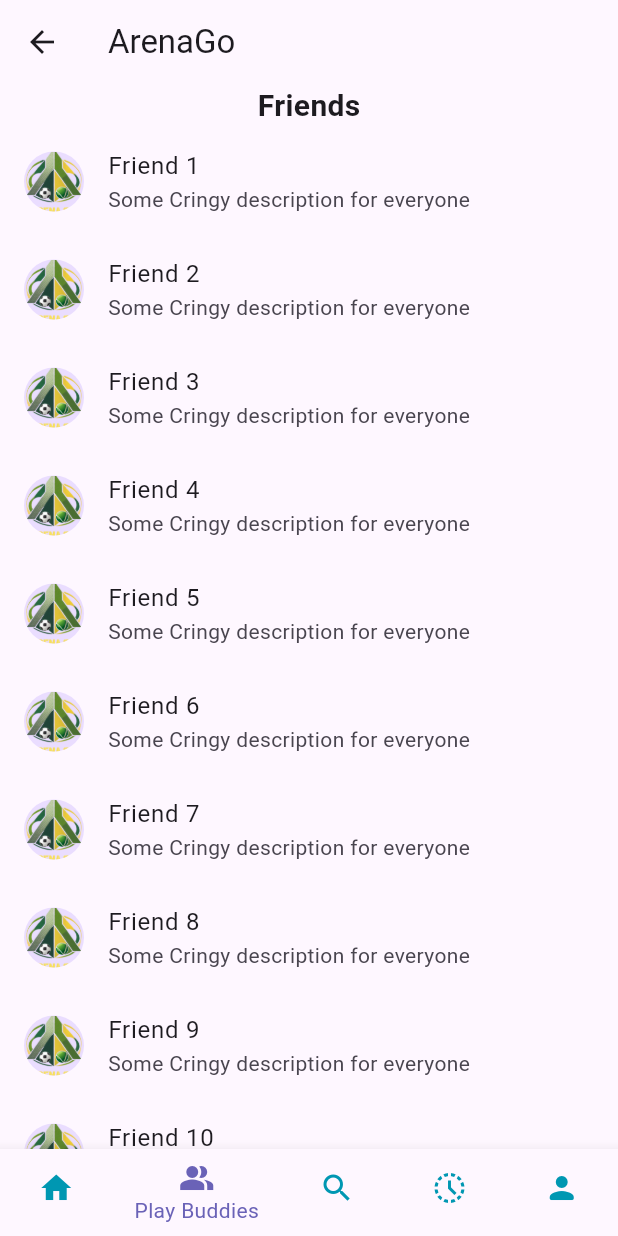
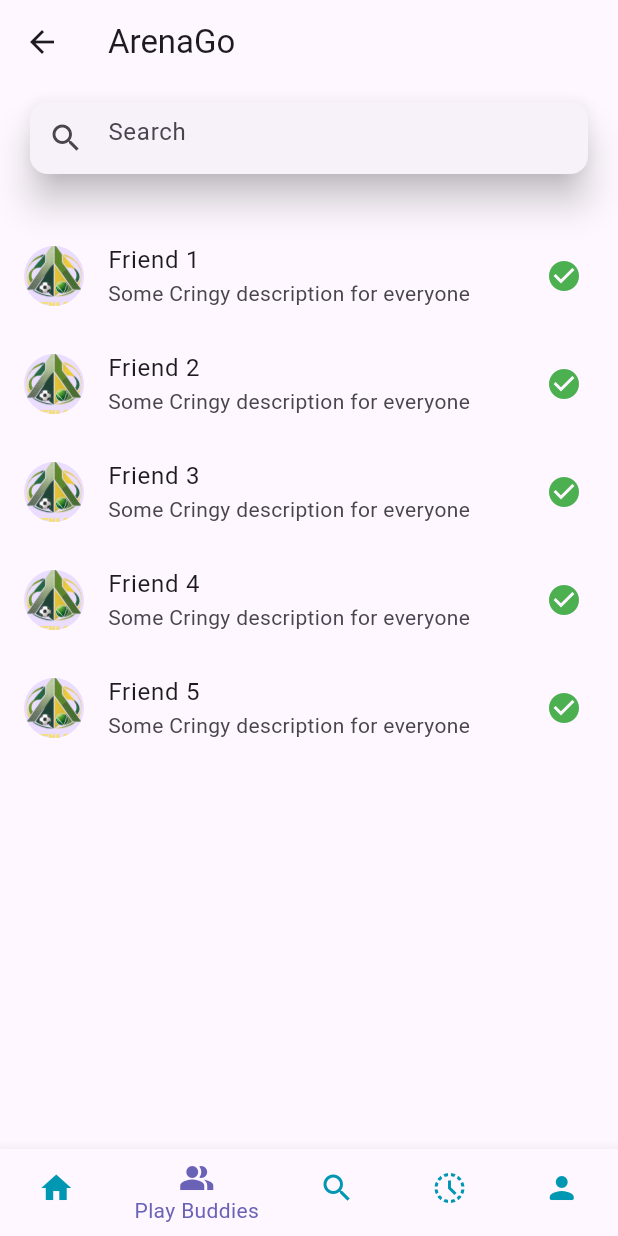
Before and after one commit to Ahmad-Waseem/ArenaGo, a Flutter app: the FriendsPage screen opened directly, on a phone screen of 412 x 824 dp. Run offline on Flutter 3.47's test engine with Material 3 defaults, Android fonts, the light colour scheme and no system bars; our stand-ins replace cloud_firestore, firebase_auth, firebase_core, firebase_database, firebase_storage, geolocator and 2 more; accounts and stored records are empty.

Commit message:
play buddies updated
friendlist not defined rn. filter made such that added friends show when you dont write anything in search and non added show when you type anything
logic to be fixed

```diff
--- a/lib/views/friends.dart
+++ b/lib/views/friends.dart
@@ -17,15 +17,38 @@ class FriendsPage extends StatefulWidget {
 
 class _FriendsPageState extends State<FriendsPage> {
   int _selectedIndex = 1;
+  bool isAdded = true;
+  String searchText = "";
 
 
 
-
-Widget _buildChoicesList() {
+Widget _buildFriendsList() {
   // Placeholder for the vertically scrollable "Choices for you" list
   return Expanded(
     child: ListView.builder(
-      itemCount: 12, // Number of items in the list
+      itemCount: 5, // Number of items in the list
+      itemBuilder: (context, index) {
+        return ListTile(
+          leading: const CircleAvatar(
+            backgroundImage: AssetImage('assets/logo.png'), // Replace with your image asset
+          ),
+          title: Text('Friend ${index + 1}'),
+          subtitle: const Text('Some Cringy description for everyone'),
+          trailing: isAdded ? const Icon(Icons.check_circle, color: Colors.green) : null,
+
+          // Add onTap if needed
+        );
+      },
+    ),
+  );
+}
+
+
+Widget _buildNonFriendsList() {
+  // Placeholder for the vertically scrollable "Choices for you" list
+  return Expanded(
+    child: ListView.builder(
+      itemCount: 3, // Number of items in the list
       itemBuilder: (context, index) {
         return ListTile(
           leading: const CircleAvatar(
@@ -80,11 +103,44 @@ Widget _buildChoicesList() {
       ),
       body: Column(
         children: [
-          const Text(
-            'Friends', // Heading for the "Choices for you" list
-            style: TextStyle(fontSize: 20, fontWeight: FontWeight.bold),
+          Padding(
+          padding: const EdgeInsets.symmetric(horizontal: 16.0, vertical: 8.0),
+          child: Card(
+            elevation: 10.0,
+            child: TextField(
+              decoration: const InputDecoration(
+                hintText: 'Search',
+                //contentPadding: EdgeInsets.symmetric(horizontal: 16.0),
+                border: InputBorder.none,
+                prefixIcon: Icon(Icons.search),
+              ),
+              onChanged: (value) {
+                // Perform search operation based on the input value
+                setState(() {
+                              if (value.isEmpty) {
+                                isAdded = true; // Set isAdded to true when the search bar is empty
+                              }
+                              else {
+                                isAdded = false; // Set isAdded to false when there is text in the search bar
+                              }
+                              searchText = value;
+                });
+              },
+            ),
           ),
-          _buildChoicesList(), //vertically scrollable "Choices for you" list
+        ),
+
+        const SizedBox(height: 20),
+
+          // const Text(
+          //   'Friends', // Heading for the "Choices for you" list
+          //   style: TextStyle(fontSize: 20, fontWeight: FontWeight.bold),
+          // ),
+          // if isAdded is false then the added friends will show
+          isAdded ? _buildFriendsList(): _buildNonFriendsList(),// change non friends list to filtered list using search text
+
+          //const Divider(),
+
         ],
       ),
       bottomNavigationBar: BottomNavigationBar(
```
